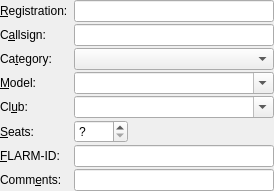
Old version of the form src/gui/windows/objectEditor/PlaneEditorPane.ui in the repository startkladde/startkladde.
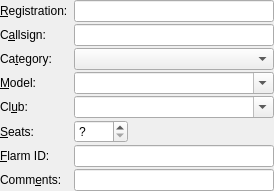
New version of the form. Custom widgets are drawn as their Qt base class.

Commit message: FLARM -> Flarm

```diff
--- a/src/gui/windows/objectEditor/PlaneEditorPane.ui
+++ b/src/gui/windows/objectEditor/PlaneEditorPane.ui
@@ -180,7 +180,7 @@
    <item row="6" column="0">
     <widget class="QLabel" name="label_8">
      <property name="text">
-      <string>&amp;FLARM-ID:</string>
+      <string>&amp;Flarm ID:</string>
      </property>
      <property name="buddy">
       <cstring>flarmIdInput</cstring>
```
The commit also changes 2 other files.
